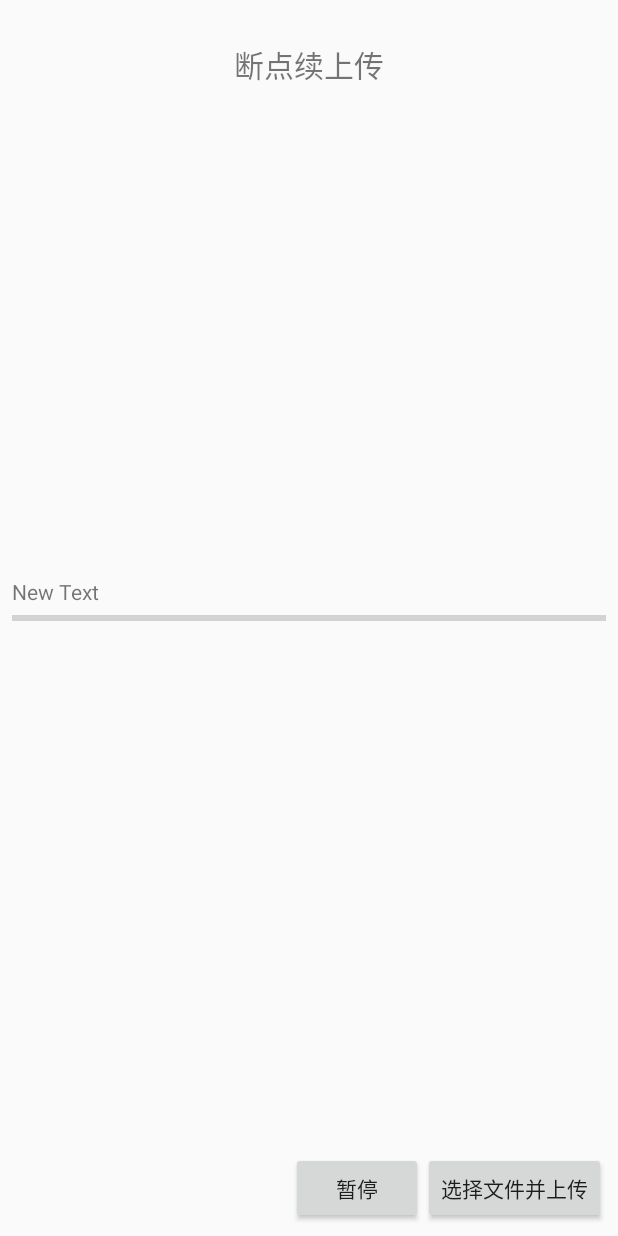
After one commit to vincentqiu/PhotoSync, an Android app: the layout resumable.xml on its own in the app's theme, with its tools: preview values and no code run, on a phone screen of 412 x 824 dp. The commit adds this screen. Run offline under Robolectric (Android 15) with nearby library versions, the phone set to English and light mode, and no system bars.

Commit message:
sdk plugin

```diff
--- /dev/null
+++ b/app/src/main/res/layout/resumable.xml
@@ -0,0 +1,48 @@
+<RelativeLayout xmlns:android="http://schemas.android.com/apk/res/android"
+    android:orientation="vertical"
+    android:padding="8dp"
+    android:layout_width="fill_parent"
+    android:layout_height="fill_parent"
+    >
+    <Button
+        android:layout_width="wrap_content"
+        android:layout_height="wrap_content"
+        android:text="选择文件并上传"
+        android:id="@+id/start"
+        android:layout_alignParentRight="true" android:layout_alignParentBottom="true"/>
+    <TextView
+        android:layout_width="wrap_content"
+        android:layout_height="wrap_content"
+        android:layout_centerHorizontal="true"
+        android:textSize="20sp"
+        android:layout_marginTop="20dp"
+        android:text="断点续上传"
+        android:id="@+id/textView" android:layout_alignParentTop="true"
+        />
+    <TextView
+        android:layout_width="wrap_content"
+        android:layout_height="wrap_content"
+        android:text=""
+        android:id="@+id/textView1"
+        android:layout_marginBottom="20dp"
+        android:layout_centerHorizontal="true" android:layout_above="@+id/start"/>
+    <ProgressBar
+        android:layout_width="wrap_content"
+        android:layout_height="wrap_content"
+        android:layout_centerInParent="true"
+        style="?android:attr/progressBarStyleHorizontal"
+        android:id="@+id/pb"
+        android:layout_centerVertical="true" android:indeterminate="false"
+        android:layout_alignRight="@+id/start" android:layout_alignParentLeft="true"/>
+    <Button
+        android:layout_width="wrap_content"
+        android:layout_height="wrap_content"
+        android:text="暂停"
+        android:id="@+id/stop" android:layout_toLeftOf="@+id/start" android:layout_alignTop="@+id/start"/>
+    <TextView
+        android:layout_width="wrap_content"
+        android:layout_height="wrap_content"
+        android:text="New Text"
+        android:id="@+id/hint" android:layout_alignLeft="@+id/pb"
+        android:layout_above="@+id/pb"/>
+</RelativeLayout>
--- a/app/src/main/res/values/strings.xml
+++ b/app/src/main/res/values/strings.xml
@@ -4,5 +4,6 @@
     <string name="app_name">PhotoSync</string>
     <string name="hello_world">Hello world!</string>
     <string name="action_settings">Settings</string>
+    <string name="title_activity_my_resumable">MyResumableActivity</string>
 
 </resources>
```
Also changed, not shown: app/build.gradle (+11 -3 lines), app/src/main/AndroidManifest.xml (+8 -1 lines), app/src/main/java/com/photosync/app/MainActivity.java (+130 -6 lines), app/src/main/java/com/photosync/app/MyResumableActivity.java (added, +166 -0 lines), app/src/main/res/layout/activity_main.xml (+26 -2 lines), app/src/main/res/menu/my_resumable.xml (added, +9 -0 lines).
